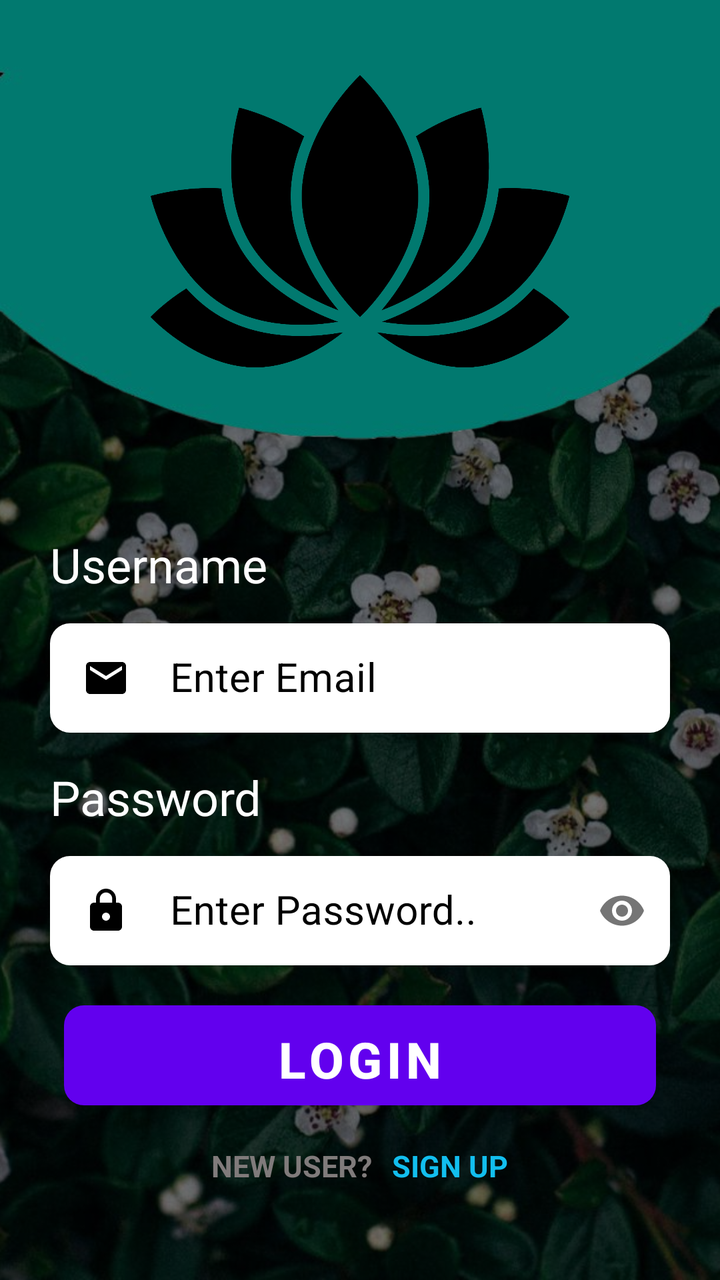
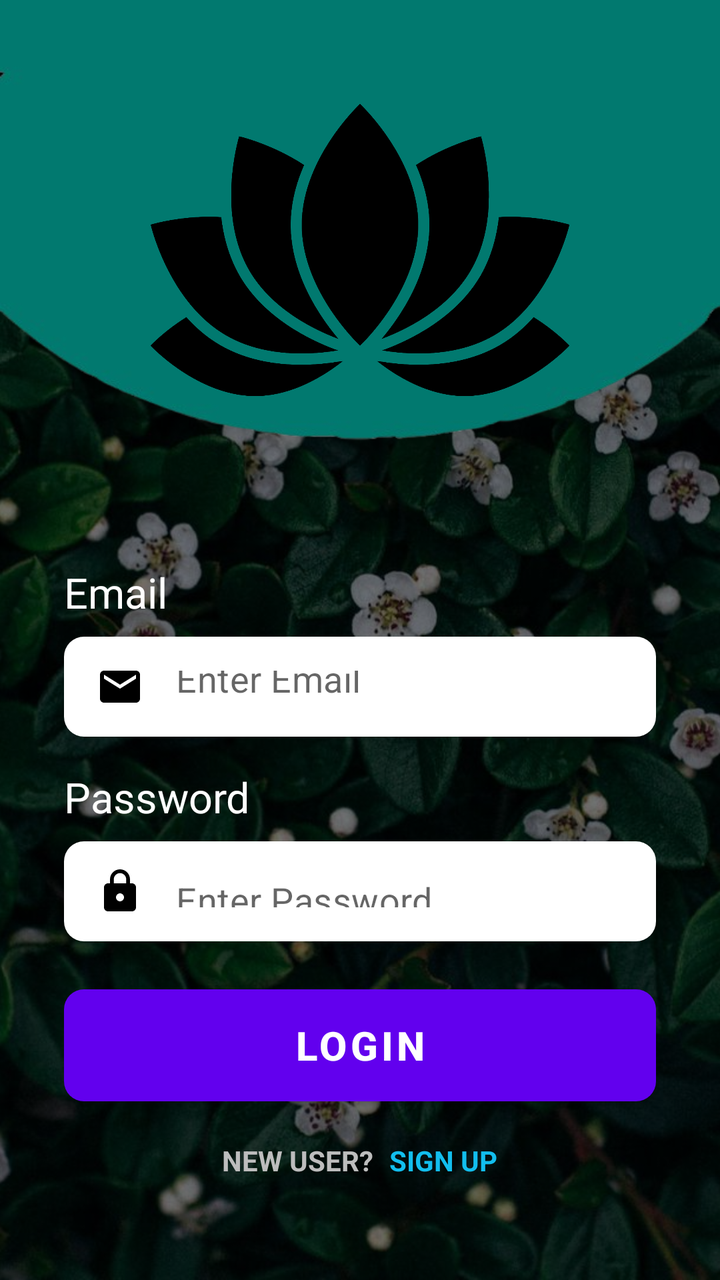

An Android layout rendered at two revisions. The XML below is the earlier revision; the diff shows what the commit changed to produce the second picture.
<!-- AndroidManifest.xml: application theme Theme.MaterialComponents.Light.NoActionBar -->
<!-- res/layout/activity_login_screen.xml -->
<?xml version="1.0" encoding="utf-8"?>
<androidx.constraintlayout.widget.ConstraintLayout xmlns:android="http://schemas.android.com/apk/res/android"
    xmlns:app="http://schemas.android.com/apk/res-auto"
    xmlns:tools="http://schemas.android.com/tools"
    android:layout_width="match_parent"
    android:layout_height="match_parent"
    >

    <ImageView
        android:layout_width="match_parent"
        android:layout_height="match_parent"
        android:src="@drawable/bck1"
        android:scaleType="centerCrop"
        android:layout_alignParentTop="true"/>
    <View
        android:layout_width="match_parent"
        android:layout_height="match_parent"
        android:background="#80000000"/>
    <LinearLayout
        android:layout_width="match_parent"
        android:layout_height="wrap_content"
        android:orientation="vertical"
        tools:ignore="MissingConstraints">

        <androidx.constraintlayout.widget.ConstraintLayout
            android:layout_width="match_parent"
            android:layout_height="match_parent">

            <ImageView
                android:id="@+id/imageView"
                android:layout_width="wrap_content"
                android:layout_height="250dp"
                android:scaleType="fitXY"
                app:layout_constraintBottom_toBottomOf="parent"
                app:layout_constraintEnd_toEndOf="parent"
                app:layout_constraintHorizontal_bias="0.0"
                app:layout_constraintStart_toStartOf="parent"
                app:layout_constraintTop_toTopOf="parent"
                app:layout_constraintVertical_bias="0.0"
                app:srcCompat="@drawable/topbck" />

            <ImageView
                android:id="@+id/imageView2"
                android:layout_width="346dp"
                android:layout_height="150dp"
                app:layout_constraintBottom_toBottomOf="@+id/imageView"
                app:layout_constraintEnd_toEndOf="parent"
                app:layout_constraintHorizontal_bias="0.492"
                app:layout_constraintStart_toStartOf="parent"
                app:layout_constraintTop_toTopOf="parent"
                app:layout_constraintVertical_bias="0.081"
                app:srcCompat="@drawable/logo2"
                android:layout_marginTop="30sp"/>
        </androidx.constraintlayout.widget.ConstraintLayout>

        <LinearLayout
            android:layout_width="match_parent"
            android:layout_height="match_parent"
            android:orientation="vertical">

            <TextView
                android:id="@+id/textView4"
                android:layout_width="match_parent"
                android:layout_height="wrap_content"
                android:layout_marginStart="25dp"
                android:layout_marginTop="16dp"
                android:layout_marginEnd="25dp"
                android:text="Username"
                android:textColor="#ffffff"
                android:textSize="24sp" />

            <com.google.android.material.textfield.TextInputLayout
                android:layout_width="match_parent"
                android:layout_height="60dp"
                android:layout_marginTop="8dp"
                android:textColorHint="@color/black"
                android:textColor="#000000"
                app:hintAnimationEnabled="true"
                style="@style/Widget.MaterialComponents.TextInputLayout.OutlinedBox">

                <com.google.android.material.textfield.TextInputEditText
                    android:layout_width="match_parent"
                    android:layout_height="match_parent"
                    android:id="@+id/email"
                    android:hint="Enter Email"
                    android:textColorHint="@color/black"
                    android:textSize="20sp"
                    android:drawableStart="@drawable/baseline_email_24"
                    android:drawablePadding="20dp"
                    android:inputType="textEmailAddress"
                    android:layout_marginStart="25sp"
                    android:layout_marginEnd="25dp"
                    android:background="@drawable/edittext2_background"
                    android:textColor="#000000" />
            </com.google.android.material.textfield.TextInputLayout>

            <TextView
                android:id="@+id/textView3"
                android:layout_width="match_parent"
                android:layout_height="wrap_content"
                android:layout_marginStart="25dp"
                android:layout_marginTop="16dp"
                android:layout_marginEnd="25dp"
                android:text="Password"
                android:textColor="#ffffff"
                android:textSize="24sp" />

            <com.google.android.material.textfield.TextInputLayout
                android:layout_width="match_parent"
                android:layout_height="60dp"
                android:layout_marginTop="8dp"
                app:passwordToggleEnabled="true"
                android:textColorHint="@color/black"
                style="@style/Widget.MaterialComponents.TextInputLayout.OutlinedBox">

                <com.google.android.material.textfield.TextInputEditText
                    android:layout_width="match_parent"
                    android:layout_height="match_parent"
                    android:id="@+id/password"
                    android:hint="@string/enter_password"
                    android:textSize="20sp"
                    android:drawableStart="@drawable/baseline_lock_24"
                    android:drawablePadding="20dp"
                    android:inputType="textPassword"
                    android:layout_marginStart="25dp"
                    android:layout_marginEnd="25dp"
                    android:background="@drawable/edittext2_background"
                    android:textColor="#000000"/>

            </com.google.android.material.textfield.TextInputLayout>



            <ProgressBar
                android:id="@+id/progressBar"
                android:visibility="gone"
                android:layout_gravity="center"
                android:layout_width="wrap_content"
                android:layout_height="wrap_content"/>

            <Button
                android:id="@+id/btn_login"
                android:layout_width="match_parent"
                android:layout_height="50dp"
                android:layout_marginStart="32dp"
                android:layout_marginTop="20dp"
                android:layout_marginEnd="32dp"
                android:background="@drawable/button_background"
                android:text="Login"
                android:textColor="#ffffff"
                android:textSize="25sp"
                android:textStyle="bold" />

            <LinearLayout
                android:layout_width="match_parent"
                android:layout_height="wrap_content"
                android:orientation="horizontal"
                android:layout_marginTop="20dp"
                android:gravity="center">

                <TextView
                    android:layout_width="wrap_content"
                    android:layout_height="wrap_content"
                    android:textSize="15sp"
                    android:textStyle="bold"
                    android:text="NEW USER?"
                    android:textColor="#807B7B" />

                <TextView
                    android:id="@+id/LoginNow"
                    android:layout_width="wrap_content"
                    android:layout_height="wrap_content"
                    android:textSize="15sp"
                    android:textStyle="bold"
                    android:layout_marginLeft="10dp"
                    android:text="SIGN UP"
                    android:textColor="#12BEEE" />

            </LinearLayout>

        </LinearLayout>
    </LinearLayout>
</androidx.constraintlayout.widget.ConstraintLayout>
<!-- resources referenced by this layout -->
<resources>
  <color name="black">#FF000000</color>
  <!-- drawable baseline_email_24 (drawable) -->
  <vector android:height="24dp" android:tint="#000000"
      android:viewportHeight="24" android:viewportWidth="24"
      android:width="24dp" xmlns:android="http://schemas.android.com/apk/res/android">
      <path android:fillColor="@android:color/white" android:pathData="M20,4L4,4c-1.1,0 -1.99,0.9 -1.99,2L2,18c0,1.1 0.9,2 2,2h16c1.1,0 2,-0.9 2,-2L22,6c0,-1.1 -0.9,-2 -2,-2zM20,8l-8,5 -8,-5L4,6l8,5 8,-5v2z"/>
  </vector>
  <!-- drawable baseline_lock_24 (drawable) -->
  <vector android:height="24dp" android:tint="#000000"
      android:viewportHeight="24" android:viewportWidth="24"
      android:width="24dp" xmlns:android="http://schemas.android.com/apk/res/android">
      <path android:fillColor="@android:color/white" android:pathData="M18,8h-1L17,6c0,-2.76 -2.24,-5 -5,-5S7,3.24 7,6v2L6,8c-1.1,0 -2,0.9 -2,2v10c0,1.1 0.9,2 2,2h12c1.1,0 2,-0.9 2,-2L20,10c0,-1.1 -0.9,-2 -2,-2zM12,17c-1.1,0 -2,-0.9 -2,-2s0.9,-2 2,-2 2,0.9 2,2 -0.9,2 -2,2zM15.1,8L8.9,8L8.9,6c0,-1.71 1.39,-3.1 3.1,-3.1 1.71,0 3.1,1.39 3.1,3.1v2z"/>
  </vector>
  <!-- drawable bck1: jpg bitmap (drawable, 282006 bytes) -->
  <!-- drawable button_background (drawable) -->
  <?xml version="1.0" encoding="utf-8"?>
  <selector xmlns:android="http://schemas.android.com/apk/res/android">
  <item>
      <shape android:shape="rectangle">
          <corners android:radius="10dp"/>
          <gradient android:angle="0" android:startColor="#01796F" android:endColor="#01796F"/>
      </shape>
  </item>
  </selector>
  <!-- drawable edittext2_background (drawable) -->
  <?xml version="1.0" encoding="utf-8"?>
  <selector xmlns:android="http://schemas.android.com/apk/res/android">
  <item>
      <shape android:shape="rectangle">
          <corners android:radius="10dp"/>
          <solid android:color="@color/white"/>
      </shape>
  </item>
  </selector>
  <!-- drawable logo2: jpg bitmap (drawable, 55117 bytes) -->
  <!-- drawable topbck: png bitmap (drawable, 24863 bytes) -->
  <string name="enter_password">Enter Password..</string>
  <color name="white">#FFFFFFFF</color>
</resources>

<!-- the commit's change to res/layout/activity_login_screen.xml (unified diff, before → after) -->
@@ -3,24 +3,25 @@
     xmlns:app="http://schemas.android.com/apk/res-auto"
     xmlns:tools="http://schemas.android.com/tools"
     android:layout_width="match_parent"
-    android:layout_height="match_parent"
-    >
+    android:layout_height="match_parent">
 
     <ImageView
         android:layout_width="match_parent"
         android:layout_height="match_parent"
-        android:src="@drawable/bck1"
+        android:layout_alignParentTop="true"
         android:scaleType="centerCrop"
-        android:layout_alignParentTop="true"/>
+        android:src="@drawable/bck1" />
+
     <View
         android:layout_width="match_parent"
         android:layout_height="match_parent"
-        android:background="#80000000"/>
+        android:background="#80000000" />
+
     <LinearLayout
         android:layout_width="match_parent"
         android:layout_height="wrap_content"
         android:orientation="vertical"
-        tools:ignore="MissingConstraints">
+        app:layout_constraintTop_toTopOf="parent">
 
         <androidx.constraintlayout.widget.ConstraintLayout
             android:layout_width="match_parent"
@@ -28,156 +29,138 @@
 
             <ImageView
                 android:id="@+id/imageView"
-                android:layout_width="wrap_content"
+                android:layout_width="0dp"
                 android:layout_height="250dp"
                 android:scaleType="fitXY"
-                app:layout_constraintBottom_toBottomOf="parent"
                 app:layout_constraintEnd_toEndOf="parent"
-                app:layout_constraintHorizontal_bias="0.0"
                 app:layout_constraintStart_toStartOf="parent"
                 app:layout_constraintTop_toTopOf="parent"
-                app:layout_constraintVertical_bias="0.0"
                 app:srcCompat="@drawable/topbck" />
 
             <ImageView
                 android:id="@+id/imageView2"
-                android:layout_width="346dp"
+                android:layout_width="wrap_content"
                 android:layout_height="150dp"
                 app:layout_constraintBottom_toBottomOf="@+id/imageView"
                 app:layout_constraintEnd_toEndOf="parent"
-                app:layout_constraintHorizontal_bias="0.492"
                 app:layout_constraintStart_toStartOf="parent"
                 app:layout_constraintTop_toTopOf="parent"
-                app:layout_constraintVertical_bias="0.081"
-                app:srcCompat="@drawable/logo2"
-                android:layout_marginTop="30sp"/>
+                app:srcCompat="@drawable/logo2" />
         </androidx.constraintlayout.widget.ConstraintLayout>
 
         <LinearLayout
             android:layout_width="match_parent"
             android:layout_height="match_parent"
-            android:orientation="vertical">
+            android:orientation="vertical"
+            android:padding="32dp">
 
             <TextView
                 android:id="@+id/textView4"
                 android:layout_width="match_parent"
                 android:layout_height="wrap_content"
-                android:layout_marginStart="25dp"
-                android:layout_marginTop="16dp"
-                android:layout_marginEnd="25dp"
-                android:text="Username"
+                android:text="Email"
                 android:textColor="#ffffff"
-                android:textSize="24sp" />
+                android:textSize="21sp" />
 
             <com.google.android.material.textfield.TextInputLayout
+                style="@style/Widget.MaterialComponents.TextInputLayout.OutlinedBox"
                 android:layout_width="match_parent"
-                android:layout_height="60dp"
+                android:layout_height="wrap_content"
                 android:layout_marginTop="8dp"
-                android:textColorHint="@color/black"
-                android:textColor="#000000"
-                app:hintAnimationEnabled="true"
-                style="@style/Widget.MaterialComponents.TextInputLayout.OutlinedBox">
+                android:textColorHint="#BDBDBD"
+                app:hintEnabled="false">
 
                 <com.google.android.material.textfield.TextInputEditText
+                    android:id="@+id/email"
                     android:layout_width="match_parent"
-                    android:layout_height="match_parent"
-                    android:id="@+id/email"
+                    android:layout_height="50dp"
+                    android:background="@drawable/edittext2_background"
+                    android:drawableStart="@drawable/baseline_email_24"
+                    android:drawablePadding="16dp"
                     android:hint="Enter Email"
-                    android:textColorHint="@color/black"
-                    android:textSize="20sp"
-                    android:drawableStart="@drawable/baseline_email_24"
-                    android:drawablePadding="20dp"
                     android:inputType="textEmailAddress"
-                    android:layout_marginStart="25sp"
-                    android:layout_marginEnd="25dp"
-                    android:background="@drawable/edittext2_background"
-                    android:textColor="#000000" />
+                    android:paddingStart="16dp"
+                    android:textColor="#000000"
+                    android:textSize="18sp" />
             </com.google.android.material.textfield.TextInputLayout>
 
             <TextView
                 android:id="@+id/textView3"
                 android:layout_width="match_parent"
                 android:layout_height="wrap_content"
-                android:layout_marginStart="25dp"
                 android:layout_marginTop="16dp"
-                android:layout_marginEnd="25dp"
                 android:text="Password"
                 android:textColor="#ffffff"
-                android:textSize="24sp" />
+                android:textSize="21sp" />
 
             <com.google.android.material.textfield.TextInputLayout
+                style="@style/Widget.MaterialComponents.TextInputLayout.OutlinedBox"
                 android:layout_width="match_parent"
-                android:layout_height="60dp"
+                android:layout_height="wrap_content"
                 android:layout_marginTop="8dp"
+                android:textColorHint="#BDBDBD"
+                app:hintEnabled="false"
                 app:passwordToggleEnabled="true"
-                android:textColorHint="@color/black"
-                style="@style/Widget.MaterialComponents.TextInputLayout.OutlinedBox">
+                app:passwordToggleTint="@color/white">
 
                 <com.google.android.material.textfield.TextInputEditText
+                    android:id="@+id/password"
                     android:layout_width="match_parent"
-                    android:layout_height="match_parent"
-                    android:id="@+id/password"
+                    android:layout_height="50dp"
+                    android:background="@drawable/edittext2_background"
+                    android:drawableStart="@drawable/baseline_lock_24"
+                    android:drawablePadding="16dp"
                     android:hint="@string/enter_password"
-                    android:textSize="20sp"
-                    android:drawableStart="@drawable/baseline_lock_24"
-                    android:drawablePadding="20dp"
                     android:inputType="textPassword"
-                    android:layout_marginStart="25dp"
-                    android:layout_marginEnd="25dp"
-                    android:background="@drawable/edittext2_background"
-                    android:textColor="#000000"/>
-
+                    android:paddingStart="16dp"
+                    android:textColor="#000000"
+                    android:textSize="18sp" />
             </com.google.android.material.textfield.TextInputLayout>
-
-
 
             <ProgressBar
                 android:id="@+id/progressBar"
-                android:visibility="gone"
+                android:layout_width="wrap_content"
+                android:layout_height="wrap_content"
                 android:layout_gravity="center"
-                android:layout_width="wrap_content"
-                android:layout_height="wrap_content"/>
+                android:layout_marginTop="16dp"
+                android:visibility="gone" />
 
             <Button
                 android:id="@+id/btn_login"
                 android:layout_width="match_parent"
-                android:layout_height="50dp"
-                android:layout_marginStart="32dp"
-                android:layout_marginTop="20dp"
-                android:layout_marginEnd="32dp"
+                android:layout_height="56dp"
+                android:layout_marginTop="24dp"
                 android:background="@drawable/button_background"
                 android:text="Login"
                 android:textColor="#ffffff"
-                android:textSize="25sp"
+                android:textSize="20sp"
                 android:textStyle="bold" />
 
             <LinearLayout
                 android:layout_width="match_parent"
                 android:layout_height="wrap_content"
-                android:orientation="horizontal"
                 android:layout_marginTop="20dp"
-                android:gravity="center">
+                android:gravity="center"
+                android:orientation="horizontal">
 
                 <TextView
                     android:layout_width="wrap_content"
                     android:layout_height="wrap_content"
-                    android:textSize="15sp"
-                    android:textStyle="bold"
                     android:text="NEW USER?"
-                    android:textColor="#807B7B" />
+                    android:textColor="#BDBDBD"
+                    android:textSize="14sp"
+                    android:textStyle="bold" />
 
                 <TextView
                     android:id="@+id/LoginNow"
                     android:layout_width="wrap_content"
                     android:layout_height="wrap_content"
-                    android:textSize="15sp"
-                    android:textStyle="bold"
-                    android:layout_marginLeft="10dp"
+                    android:layout_marginLeft="8dp"
                     android:text="SIGN UP"
-                    android:textColor="#12BEEE" />
-
+                    android:textColor="#12BEEE"
+                    android:textSize="14sp"
+                    android:textStyle="bold" />
             </LinearLayout>
-
         </LinearLayout>
     </LinearLayout>
 </androidx.constraintlayout.widget.ConstraintLayout>
<!-- resource entries referenced after the edit -->
@@ -1,6 +1,5 @@
 <!-- resources referenced by this layout -->
 <resources>
-  <color name="black">#FF000000</color>
   <!-- drawable baseline_email_24 (drawable) -->
   <vector android:height="24dp" android:tint="#000000"
       android:viewportHeight="24" android:viewportWidth="24"
